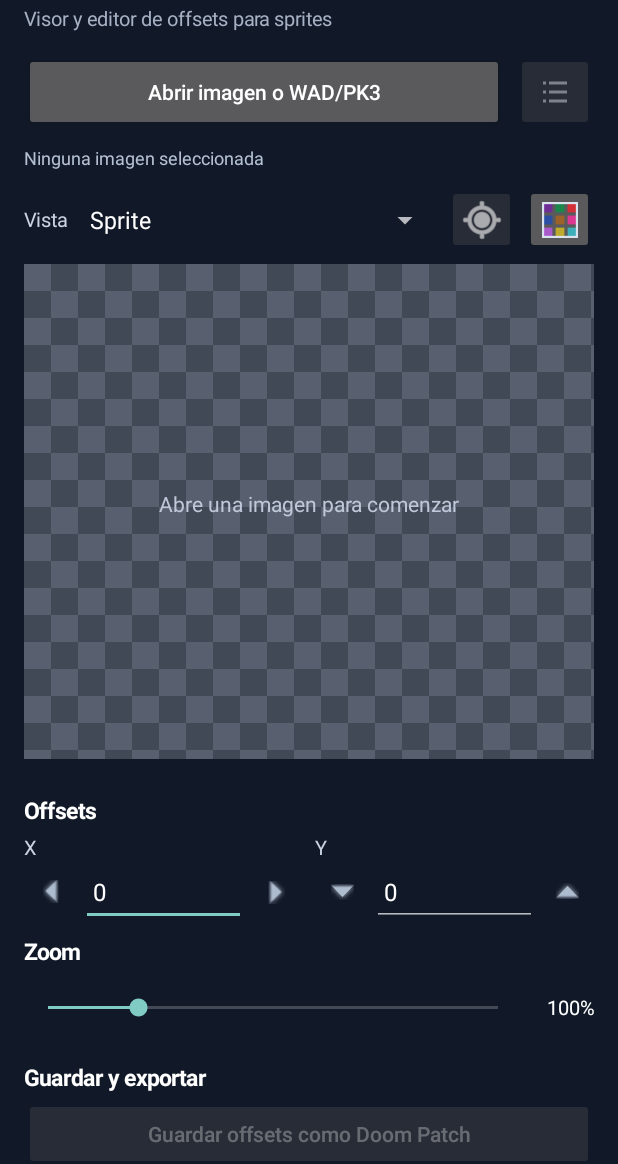
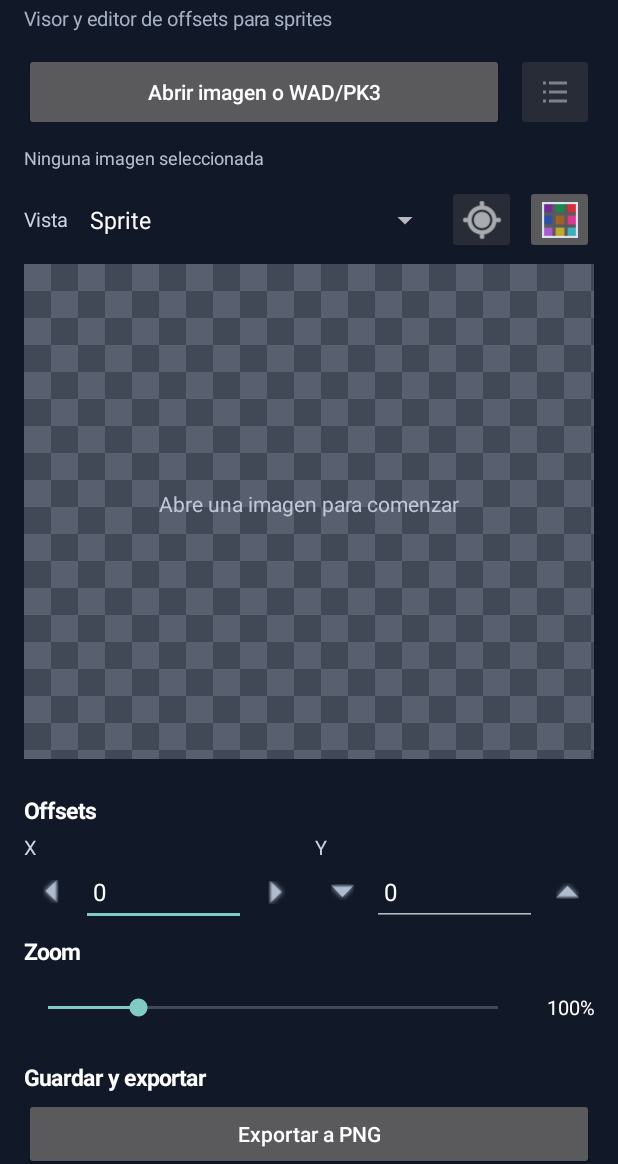
Before and after one commit to zjavax26-debug/Sprite-Offset, an Android app: the screen it shows after launch (MainActivity), on a phone screen of 412 x 824 dp, the part 72-1236 px from its top. Run offline under Robolectric (Android 15) with nearby library versions, the phone set to English and light mode, and no system bars; 1 statement that could not run was skipped.

Commit message:
refactor: prepare PNG-only archive save and incoming file handling

```diff
--- a/app/src/main/kotlin/com/spriteoffset/MainActivity.kt
+++ b/app/src/main/kotlin/com/spriteoffset/MainActivity.kt
@@ -3,6 +3,8 @@ package com.spriteoffset
 import android.app.Activity
 import android.app.AlertDialog
 import android.content.Intent
+import android.os.Handler
+import android.os.Looper
 import android.graphics.Bitmap
 import android.graphics.BitmapFactory
 import android.graphics.Canvas
@@ -24,6 +26,7 @@ import kotlin.math.max
 import kotlin.math.min
 import kotlin.math.roundToInt
 import java.io.ByteArrayOutputStream
+import java.util.concurrent.Executors
 
 class MainActivity : Activity() {
     private lateinit var preview: SpritePreviewView
@@ -36,7 +39,7 @@ class MainActivity : Activity() {
     private var currentBitmap: Bitmap? = null
     private var currentDoomPatch: ByteArray? = null
     private var currentDisplayName = "sprite"
-    private var pendingPatchBytes: ByteArray? = null
+    private var pendingArchiveBytes: ByteArray? = null
     private var pendingPngBitmap: Bitmap? = null
     private lateinit var savePatchButton: Button
     private lateinit var archiveSpritesButton: ImageButton
@@ -58,11 +61,15 @@ class MainActivity : Activity() {
     private var currentArchiveFormat: String? = null
     private var currentArchiveEntryIndex = -1
     private var currentResourceOriginalBytes: ByteArray? = null
+    private var currentResourceIsPng = false
+    private val fileOpenExecutor = Executors.newSingleThreadExecutor()
+    private val mainHandler = Handler(Looper.getMainLooper())
+    private var openRequestSequence = 0
+    private var loadingDialog: AlertDialog? = null
 
     companion object {
         private const val REQUEST_IMAGE = 41
-        private const val REQUEST_SAVE_PATCH = 42
-        private const val REQUEST_EXPORT_PNG = 43
+                private const val REQUEST_EXPORT_PNG = 43
         private const val REQUEST_PLAYPAL = 44
         private const val REQUEST_SAVE_ARCHIVE = 45
         private const val MAX_OFFSET = Int.MAX_VALUE
@@ -234,15 +241,30 @@ class MainActivity : Activity() {
         content.addView(zoomRow)
 
         content.addView(sectionLabel("Guardar y exportar"))
-        savePatchButton = makeButton("Guardar offsets como Doom Patch")
+        savePatchButton = makeButton("Guardar cambios en copia WAD/PK3")
+        savePatchButton.visibility = View.GONE
         savePatchButton.isEnabled = false
         content.addView(savePatchButton, matchWrap())
         savePatchButton.setOnClickListener { saveCurrentChanges() }
 
-        val exportButton = makeButton("Exportar vista a PNG")
+        val exportButton = makeButton("Exportar a PNG")
         content.addView(exportButton, matchWrap())
         exportButton.setOnClickListener { exportPng() }
 
+        handleIncomingIntent(intent)
+    }
+
+    @Deprecated("Share intents are routed here for Android 8 compatibility")
+    override fun onNewIntent(intent: Intent) {
+        super.onNewIntent(intent)
+        setIntent(intent)
+        handleIncomingIntent(intent)
+    }
+
+    override fun onDestroy() {
+        loadingDialog?.dismiss()
+        fileOpenExecutor.shutdownNow()
+        super.onDestroy()
     }
 
     private fun makeOffsetGroup(label: String, isX: Boolean): View {
```
